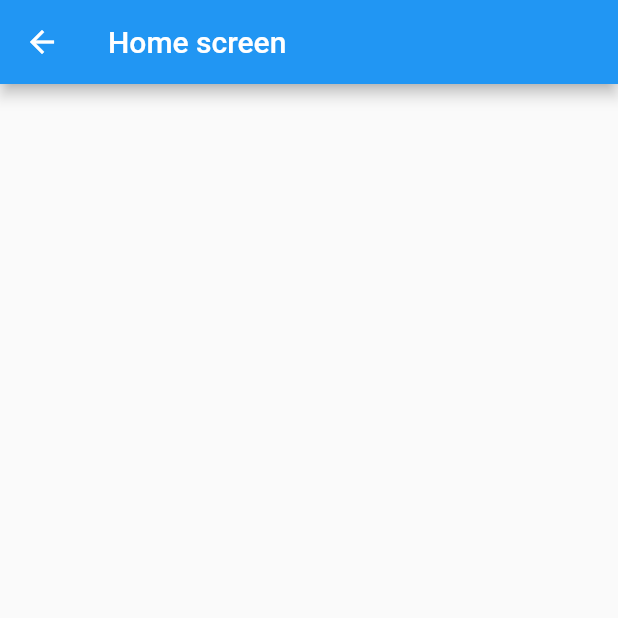
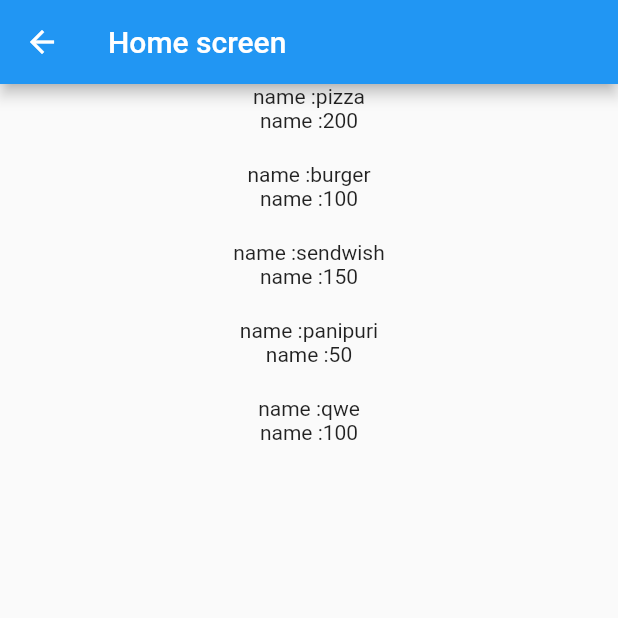
Before and after one commit to januthummar09/model_passing_project, a Flutter app: the HomeScreen screen opened directly, on a phone screen of 412 x 824 dp, the top half of it. Run offline on Flutter 3.47's test engine with Material 2 defaults, Android fonts, the light colour scheme and no system bars; our stand-ins replace carousel_slider.

Commit message:
02-03-2022

```diff
--- a/lib/data/food_data.dart
+++ b/lib/data/food_data.dart
@@ -1,14 +1,13 @@
 import '../models/food_model.dart';
 
-class FoodData{
-  static List<FoodModel> getData(){
+class FoodData {
+  static List<FoodModel> getData() {
     return [
-      FoodModel(name: "pizza",price: 200),
-      FoodModel(name: "burger",price: 100),
-      FoodModel(name: "sendwish",price: 150),
-      FoodModel(name: "panipuri",price: 50),
-
+      FoodModel(name: "pizza", price: 200),
+      FoodModel(name: "burger", price: 100),
+      FoodModel(name: "sendwish", price: 150),
+      FoodModel(name: "panipuri", price: 50),
+      FoodModel(name: "qwe", price: 100),
     ];
-
   }
 }
--- a/lib/home_screen.dart
+++ b/lib/home_screen.dart
@@ -1,19 +1,39 @@
 import 'package:flutter/material.dart';
 
+import 'data/food_data.dart';
+import 'models/food_model.dart';
+
 class HomeScreen extends StatefulWidget {
-const HomeScreen({ Key? key }) : super(key: key);
+  const HomeScreen({Key? key}) : super(key: key);
 
   @override
   State<HomeScreen> createState() => _HomeScreenState();
 }
 
 class _HomeScreenState extends State<HomeScreen> {
+  List<FoodModel> foodData = FoodData.getData();
   @override
-  Widget build(BuildContext context){
+  Widget build(BuildContext context) {
     return Scaffold(
       appBar: AppBar(
         title: const Text("Home screen"),
       ),
+      body: ListView.separated(
+        itemCount: foodData.length,
+        separatorBuilder: (context, index) => const SizedBox(
+          height: 20,
+        ),
+        itemBuilder: (context, index) {
+          return Container(
+            child: Column(
+              children: [
+                Text("name :${foodData[index].name}"),
+                Text("name :${foodData[index].price}"),
+              ],
+            ),
+          );
+        },
+      ),
     );
   }
 }
--- a/lib/main.dart
+++ b/lib/main.dart
@@ -1,6 +1,7 @@
 import 'package:flutter/material.dart';
 import 'package:model_passing_project/use_model/food_screen.dart';
 
+import 'home_screen.dart';
 import 'only_model_pass/first_screen.dart';
 
 void main() {
@@ -18,7 +19,7 @@ class MyApp extends StatelessWidget {
       theme: ThemeData(
         primarySwatch: Colors.blue,
       ),
-      home: const FoodScreen(),
+      home: const FirstScreen(),
     );
   }
 }
--- a/lib/only_model_pass/first_screen.dart
+++ b/lib/only_model_pass/first_screen.dart
@@ -24,9 +24,9 @@ class _FirstScreenState extends State<FirstScreen> {
                 MaterialPageRoute(
                   builder: (context) => SecondScreen(
                     data: StudentModel(
+                      age: 22,
                       name: "janki",
-                      surname: "Thummar",
-                      age: 12,
+                      surname: "thummar",
                     ),
                   ),
                 ),
--- a/lib/use_model/food_screen.dart
+++ b/lib/use_model/food_screen.dart
@@ -36,7 +36,9 @@ class _FoodScreenState extends State<FoodScreen> {
             color: Colors.pink,
             width: double.infinity,
             child: Center(
-              child: Text(
+              child:
+
+               Text(
                 itemIndex.toString(),
               ),
             ),
```
